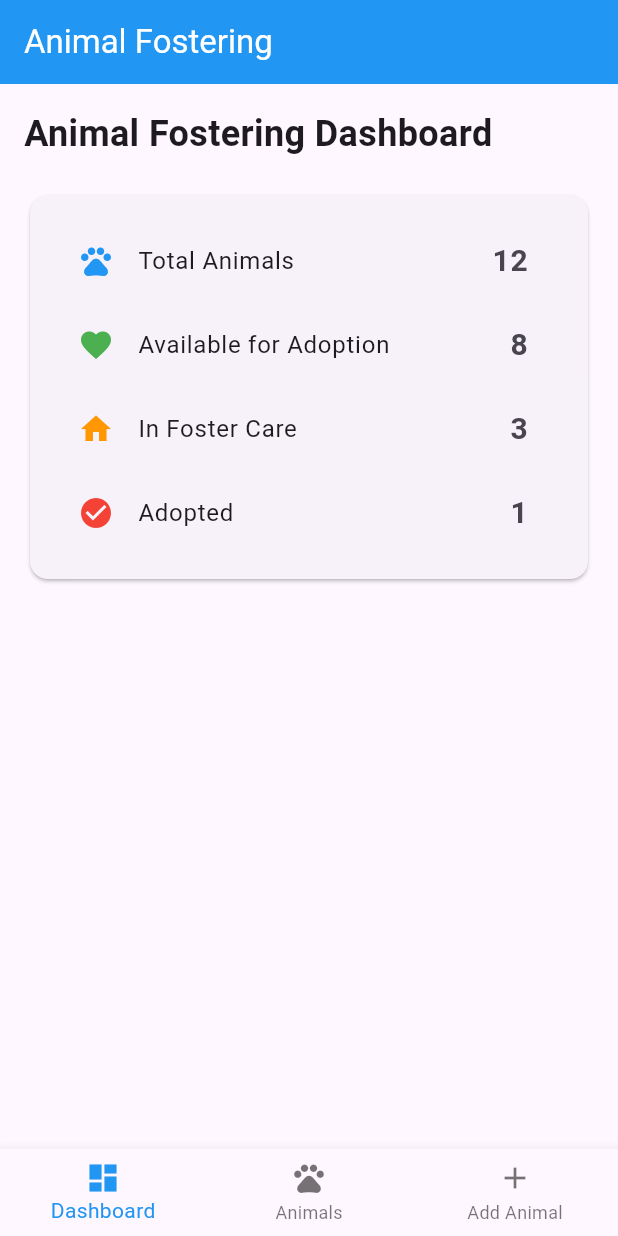
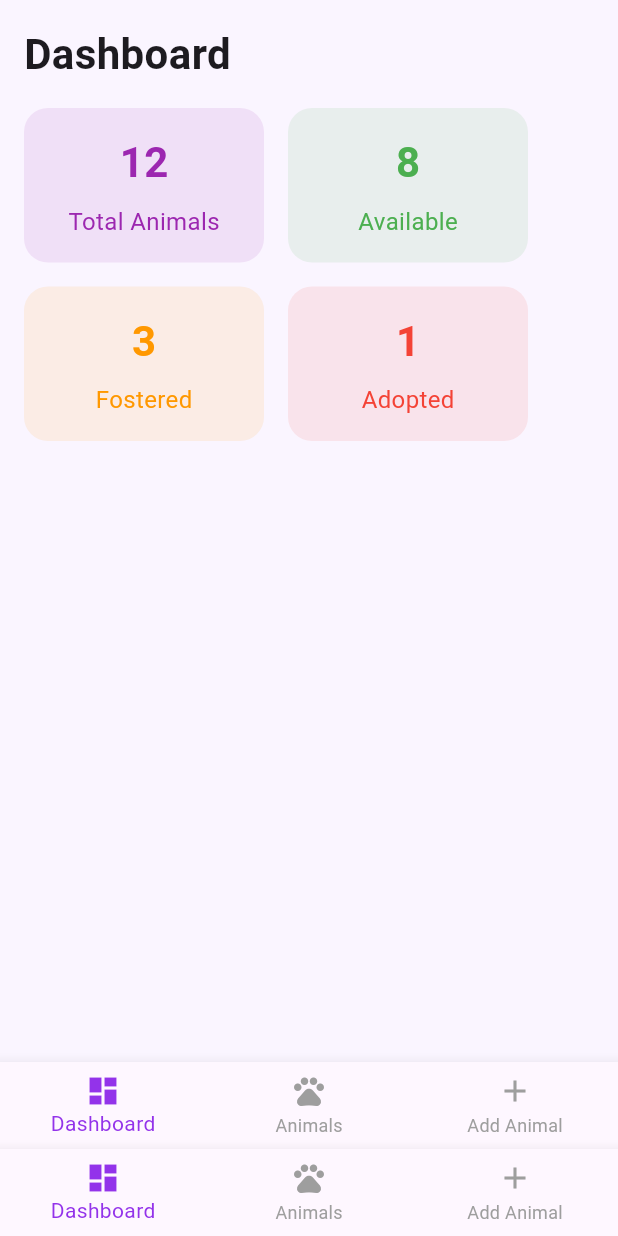
Before and after one commit to nevee7/MobileApplicationProject, a Flutter app: the screen it shows after launch, on a phone screen of 412 x 824 dp. Run offline on Flutter 3.47's test engine with Material 3 defaults, Android fonts, the light colour scheme and no system bars; our stand-ins replace google_fonts.

```diff
--- a/animal_fostering_app/lib/main.dart
+++ b/animal_fostering_app/lib/main.dart
@@ -1,21 +1,80 @@
 import 'package:flutter/material.dart';
+import 'package:google_fonts/google_fonts.dart';
 import 'screens/dashboard_screen.dart';
+import 'screens/animal_list_screen.dart';
+import 'screens/add_animal_screen.dart';
 
 void main() {
-  runApp(AnimalFosteringApp());
+  runApp(const AnimalFosteringApp());
 }
 
 class AnimalFosteringApp extends StatelessWidget {
+  const AnimalFosteringApp({super.key});
+
   @override
   Widget build(BuildContext context) {
     return MaterialApp(
-      title: 'Animal Fostering App',
+      title: 'PawsConnect',
+      debugShowCheckedModeBanner: false,
       theme: ThemeData(
-        primarySwatch: Colors.blue,
-        visualDensity: VisualDensity.adaptivePlatformDensity,
+        primaryColor: const Color(0xFF9333EA),
+        scaffoldBackgroundColor: const Color(0xFFFAF5FF),
+        textTheme: GoogleFonts.robotoTextTheme(),
+        appBarTheme: const AppBarTheme(
+          backgroundColor: Color(0xFF9333EA),
+          foregroundColor: Colors.white,
+          elevation: 4,
+        ),
+        cardTheme: const CardThemeData(
+          shape: RoundedRectangleBorder(
+            borderRadius: BorderRadius.all(Radius.circular(16)),
+          ),
+          elevation: 6,
+        ),
+        floatingActionButtonTheme: const FloatingActionButtonThemeData(
+          backgroundColor: Color(0xFF7C3AED),
+        ),
       ),
-      home: DashboardScreen(), // Removed 'const'
-      debugShowCheckedModeBanner: false,
+      home: const MainScreen(),
     );
   }
 }
+
+class MainScreen extends StatefulWidget {
+  const MainScreen({super.key});
+
+  @override
+  State<MainScreen> createState() => _MainScreenState();
+}
+
+class _MainScreenState extends State<MainScreen> {
+  int _selectedIndex = 0;
+
+  static final List<Widget> _widgetOptions = <Widget>[
+    const DashboardScreen(),
+    const AnimalListScreen(),
+    const AddAnimalScreen(),
+  ];
+
+  void _onItemTapped(int index) {
+    setState(() => _selectedIndex = index);
+  }
+
+  @override
+  Widget build(BuildContext context) {
+    return Scaffold(
+      body: _widgetOptions[_selectedIndex],
+      bottomNavigationBar: BottomNavigationBar(
+        currentIndex: _selectedIndex,
+        selectedItemColor: const Color(0xFF9333EA),
+        unselectedItemColor: Colors.grey,
+        onTap: _onItemTapped,
+        items: const [
+          BottomNavigationBarItem(icon: Icon(Icons.dashboard), label: 'Dashboard'),
+          BottomNavigationBarItem(icon: Icon(Icons.pets), label: 'Animals'),
+          BottomNavigationBarItem(icon: Icon(Icons.add), label: 'Add Animal'),
+        ],
+      ),
+    );
+  }
+}
--- a/animal_fostering_app/lib/models/animal.dart
+++ b/animal_fostering_app/lib/models/animal.dart
@@ -1,55 +1,67 @@
 class Animal {
-  final int? id;
+  final int id;
   final String name;
   final String species;
   final String breed;
   final int age;
+  final String gender;
+  final String? size;
   final String description;
-  final String imageUrl;
+  final String? medicalNotes;
   final String status;
+  final String? imageUrl;
+  final int? shelterId;
   final DateTime createdAt;
   final DateTime updatedAt;
 
   Animal({
-    this.id,
+    required this.id,
     required this.name,
     required this.species,
     required this.breed,
     required this.age,
+    required this.gender,
+    this.size,
     required this.description,
-    required this.imageUrl,
+    this.medicalNotes,
     required this.status,
+    this.imageUrl,
+    this.shelterId,
     required this.createdAt,
     required this.updatedAt,
   });
 
-  factory Animal.fromJson(Map<String, dynamic> json) {
-    return Animal(
-      id: json['id'],
-      name: json['name'],
-      species: json['species'],
-      breed: json['breed'],
-      age: json['age'],
-      description: json['description'],
-      imageUrl: json['imageUrl'] ?? '',
-      status: json['status'],
-      createdAt: DateTime.parse(json['createdAt']),
-      updatedAt: DateTime.parse(json['updatedAt']),
-    );
-  }
+  factory Animal.fromJson(Map<String, dynamic> json) => Animal(
+        id: json['Id'] ?? 0,
+        name: json['Name'] ?? '',
+        species: json['Species'] ?? '',
+        breed: json['Breed'] ?? '',
+        age: json['Age'] ?? 0,
+        gender: json['Gender'] ?? 'Unknown',
+        size: json['Size'], // nullable
+        description: json['Description'] ?? '',
+        medicalNotes: json['MedicalNotes'], // nullable
+        status: json['Status'] ?? 'available',
+        imageUrl: json['ImageUrl'], // nullable
+        shelterId: json['ShelterId'], // nullable int
+        createdAt: DateTime.parse(json['CreatedAt'] ?? DateTime.now().toIso8601String()),
+        updatedAt: DateTime.parse(json['UpdatedAt'] ?? DateTime.now().toIso8601String()),
+      );
 
-  Map<String, dynamic> toJson() {
-    return {
-      'id': id,
-      'name': name,
-      'species': species,
-      'breed': breed,
-      'age': age,
-      'description': description,
-      'imageUrl': imageUrl,
-      'status': status,
-      'createdAt': createdAt.toIso8601String(),
-      'updatedAt': updatedAt.toIso8601String(),
-    };
-  }
+  Map<String, dynamic> toJson() => {
+        'Id': id,
+        'Name': name,
+        'Species': species,
+        'Breed': breed,
+        'Age': age,
+        'Gender': gender,
+        'Size': size,
+        'Description': description,
+        'MedicalNotes': medicalNotes,
+        'Status': status,
+        'ImageUrl': imageUrl,
+        'ShelterId': shelterId,
+        'CreatedAt': createdAt.toIso8601String(),
+        'UpdatedAt': updatedAt.toIso8601String(),
+      };
 }
--- /dev/null
+++ b/animal_fostering_app/lib/models/user.dart
@@ -0,0 +1,6 @@
+class User {
+  final String email;
+  final bool isAdmin;
+
+  User({required this.email, required this.isAdmin});
+}
--- a/animal_fostering_app/lib/screens/animal_list_screen.dart
+++ b/animal_fostering_app/lib/screens/animal_list_screen.dart
@@ -1,90 +1,58 @@
 import 'package:flutter/material.dart';
 import '../models/animal.dart';
 import '../services/api_service.dart';
+import '../widgets/animal_card.dart';
 
 class AnimalListScreen extends StatefulWidget {
   const AnimalListScreen({super.key});
 
   @override
-  _AnimalListScreenState createState() => _AnimalListScreenState();
+  State<AnimalListScreen> createState() => _AnimalListScreenState();
 }
 
 class _AnimalListScreenState extends State<AnimalListScreen> {
-  late Future<List<Animal>> futureAnimals;
+  late Future<List<Animal>> _animalsFuture;
 
   @override
   void initState() {
     super.initState();
-    futureAnimals = ApiService.getAnimals();
-  }
-
-  void _refreshAnimals() {
-    setState(() {
-      futureAnimals = ApiService.getAnimals();
-    });
+    _animalsFuture = ApiService.getAnimals();
   }
 
   @override
   Widget build(BuildContext context) {
     return Scaffold(
+      appBar: AppBar(title: const Text('Animals')),
       body: FutureBuilder<List<Animal>>(
-        future: futureAnimals,
+        future: _animalsFuture,
         builder: (context, snapshot) {
           if (snapshot.connectionState == ConnectionState.waiting) {
             return const Center(child: CircularProgressIndicator());
           } else if (snapshot.hasError) {
             return Center(child: Text('Error: ${snapshot.error}'));
           } else if (!snapshot.hasData || snapshot.data!.isEmpty) {
-            return const Center(child: Text('No animals found'));
+            return const Center(child: Text('No animals found.'));
           }
 
+          final animals = snapshot.data!;
+
           return ListView.builder(
-            itemCount: snapshot.data!.length,
+            itemCount: animals.length,
             itemBuilder: (context, index) {
-              Animal animal = snapshot.data![index];
-              return Card(
-                margin: const EdgeInsets.symmetric(horizontal: 16, vertical: 8),
-                child: ListTile(
-                  leading: CircleAvatar(
-                    backgroundImage: animal.imageUrl.isNotEmpty
-                        ? NetworkImage(animal.imageUrl)
-                        : const AssetImage('assets/default_animal.png') as ImageProvider,
-                  ),
-                  title: Text(animal.name),
-                  subtitle: Text('${animal.species} • ${animal.breed} • ${animal.age} years'),
-                  trailing: Chip(
-                    label: Text(
-                      animal.status,
-                      style: const TextStyle(color: Colors.white),
-                    ),
-                    backgroundColor: _getStatusColor(animal.status),
-                  ),
-                  onTap: () {
-                    // Navigate to animal details
-                  },
-                ),
+              final animal = animals[index];
+              return AnimalCard(
+                animal: animal,
+                onTap: () {
+                  // Optional: navigate to animal details page
+                  ScaffoldMessenger.of(context).showSnackBar(
+                    SnackBar(content: Text('Clicked on ${animal.name}')),
+                  );
+                },
               );
             },
           );
         },
       ),
-      floatingActionButton: FloatingActionButton(
-        onPressed: _refreshAnimals,
-        child: const Icon(Icons.refresh),
-      ),
     );
   }
-
-  Color _getStatusColor(String status) {
-    switch (status.toLowerCase()) {
-      case 'available':
-        return Colors.green;
-      case 'fostered':
-        return Colors.orange;
-      case 'adopted':
-        return Colors.red;
-      default:
-        return Colors.grey;
-    }
-  }
 }
--- a/animal_fostering_app/lib/screens/dashboard_screen.dart
+++ b/animal_fostering_app/lib/screens/dashboard_screen.dart
@@ -3,106 +3,90 @@ import 'animal_list_screen.dart';
 import 'add_animal_screen.dart';
 
 class DashboardScreen extends StatefulWidget {
-  const DashboardScreen({super.key});
+  final bool isAdmin;
+  const DashboardScreen({super.key, this.isAdmin = false});
 
   @override
-  _DashboardScreenState createState() => _DashboardScreenState();
+  State<DashboardScreen> createState() => _DashboardScreenState();
 }
 
 class _DashboardScreenState extends State<DashboardScreen> {
   int _selectedIndex = 0;
 
-  static final List<Widget> _widgetOptions = <Widget>[
-    DashboardHome(),
-    AnimalListScreen(),
-    AddAnimalScreen(),
-  ];
+  late final List<Widget> _pages;
+
+  @override
+  void initState() {
+    super.initState();
+    _pages = [
+      DashboardHome(),
+      const AnimalListScreen(),
+      const AddAnimalScreen(),
+    ];
+  }
 
   void _onItemTapped(int index) {
-    setState(() {
-      _selectedIndex = index;
-    });
+    setState(() => _selectedIndex = index);
   }
 
   @override
   Widget build(BuildContext context) {
     return Scaffold(
-      appBar: AppBar(
-        title: const Text('Animal Fostering'),
-        backgroundColor: Colors.blue,
-        foregroundColor: Colors.white,
-      ),
-      body: _widgetOptions.elementAt(_selectedIndex),
+      body: _pages[_selectedIndex],
       bottomNavigationBar: BottomNavigationBar(
-        items: const <BottomNavigationBarItem>[
-          BottomNavigationBarItem(
-            icon: Icon(Icons.dashboard),
-            label: 'Dashboard',
-          ),
-          BottomNavigationBarItem(
-            icon: Icon(Icons.pets),
-            label: 'Animals',
-          ),
-          BottomNavigationBarItem(
-            icon: Icon(Icons.add),
-            label: 'Add Animal',
-          ),
+        currentIndex: _selectedIndex,
+        selectedItemColor: const Color(0xFF9333EA),
+        unselectedItemColor: Colors.grey,
+        onTap: _onItemTapped,
+        items: const [
+          BottomNavigationBarItem(icon: Icon(Icons.dashboard), label: 'Dashboard'),
+          BottomNavigationBarItem(icon: Icon(Icons.pets), label: 'Animals'),
+          BottomNavigationBarItem(icon: Icon(Icons.add), label: 'Add Animal'),
         ],
-        currentIndex: _selectedIndex,
-        selectedItemColor: Colors.blue,
-        onTap: _onItemTapped,
       ),
     );
   }
 }
 
 class DashboardHome extends StatelessWidget {
-  const DashboardHome({super.key});
-
   @override
   Widget build(BuildContext context) {
-    return const Padding(
-      padding: EdgeInsets.all(16.0),
-      child: Column(
-        crossAxisAlignment: CrossAxisAlignment.start,
+    return Padding(
+      padding: const EdgeInsets.all(16),
+      child: ListView(
         children: [
-          Text(
-            'Animal Fostering Dashboard',
-            style: TextStyle(fontSize: 24, fontWeight: FontWeight.bold),
-          ),
-          SizedBox(height: 20),
-          // Add dashboard statistics here
-          Card(
-            child: Padding(
-              padding: EdgeInsets.all(16.0),
-              child: Column(
-                children: [
-                  ListTile(
-                    leading: Icon(Icons.pets, color: Colors.blue),
-                    title: Text('Total Animals'),
-                    trailing: Text('12', style: TextStyle(fontSize: 20, fontWeight: FontWeight.bold)),
-                  ),
-                  ListTile(
-                    leading: Icon(Icons.favorite, color: Colors.green),
-                    title: Text('Available for Adoption'),
-                    trailing: Text('8', style: TextStyle(fontSize: 20, fontWeight: FontWeight.bold)),
-                  ),
-                  ListTile(
-                    leading: Icon(Icons.home, color: Colors.orange),
-                    title: Text('In Foster Care'),
-                    trailing: Text('3', style: TextStyle(fontSize: 20, fontWeight: FontWeight.bold)),
-                  ),
-                  ListTile(
-                    leading: Icon(Icons.check_circle, color: Colors.red),
-                    title: Text('Adopted'),
-                    trailing: Text('1', style: TextStyle(fontSize: 20, fontWeight: FontWeight.bold)),
-                  ),
-                ],
-              ),
-            ),
+          const Text("Dashboard", style: TextStyle(fontSize: 28, fontWeight: FontWeight.bold)),
+          const SizedBox(height: 16),
+          Wrap(
+            spacing: 16,
+            runSpacing: 16,
+            children: [
+              _buildStatCard("Total Animals", "12", Colors.purple),
+              _buildStatCard("Available", "8", Colors.green),
+              _buildStatCard("Fostered", "3", Colors.orange),
+              _buildStatCard("Adopted", "1", Colors.red),
+            ],
           ),
         ],
       ),
     );
   }
+
+  Widget _buildStatCard(String title, String value, Color color) {
+    return Container(
+      width: 160,
+      padding: const EdgeInsets.all(16),
+      decoration: BoxDecoration(
+        color: color.withOpacity(0.1),
+        borderRadius: BorderRadius.circular(16),
+      ),
+      child: Column(
+        children: [
+          Text(value, style: TextStyle(fontSize: 28, fontWeight: FontWeight.bold, color: color)),
+          const SizedBox(height: 8),
+          Text(title, style: TextStyle(fontSize: 16, color: color)),
+        ],
+      ),
+    );
+  }
 }
--- a/animal_fostering_app/lib/services/api_service.dart
+++ b/animal_fostering_app/lib/services/api_service.dart
@@ -3,60 +3,36 @@ import 'package:http/http.dart' as http;
 import '../models/animal.dart';
 
 class ApiService {
-  static const String baseUrl = 'http://localhost:5000/api';
+  static const String baseUrl = 'http://10.0.2.2:5000/api'; // your backend URL
 
+  // CREATE a new animal
+  static Future<bool> createAnimal(Animal animal) async {
+    final url = Uri.parse('$baseUrl/animals');
+    final response = await http.post(
+      url,
+      headers: {'Content-Type': 'application/json'},
+      body: jsonEncode(animal.toJson()),
+    );
+
+    if (response.statusCode == 201 || response.statusCode == 200) {
+      return true;
+    } else {
+      print('Failed to create animal: ${response.statusCode}');
+      print('Response body: ${response.body}');
+      return false;
+    }
+  }
+
+  // Optional: fetch all animals
   static Future<List<Animal>> getAnimals() async {
-    final response = await http.get(Uri.parse('$baseUrl/animals'));
+    final url = Uri.parse('$baseUrl/animals');
+    final response = await http.get(url);
 
     if (response.statusCode == 200) {
-      List<dynamic> body = json.decode(response.body);
-      return body.map((dynamic item) => Animal.fromJson(item)).toList();
+      final List data = jsonDecode(response.body);
+      return data.map((json) => Animal.fromJson(json)).toList();
     } else {
       throw Exception('Failed to load animals');
     }
   }
-
-  static Future<Animal> getAnimal(int id) async {
-    final response = await http.get(Uri.parse('$baseUrl/animals/$id'));
-
-    if (response.statusCode == 200) {
-      return Animal.fromJson(json.decode(response.body));
-    } else {
-      throw Exception('Failed to load animal');
-    }
-  }
-
-  static Future<Animal> createAnimal(Animal animal) async {
-    final response = await http.post(
-      Uri.parse('$baseUrl/animals'),
-      headers: {'Content-Type': 'application/json'},
-      body: json.encode(animal.toJson()),
-    );
-
-    if (response.statusCode == 201) {
-      return Animal.fromJson(json.decode(response.body));
-    } else {
-      throw Exception('Failed to create animal');
-    }
-  }
-
-  static Future<void> updateAnimal(Animal animal) async {
-    final response = await http.put(
-      Uri.parse('$baseUrl/animals/${animal.id}'),
-      headers: {'Content-Type': 'application/json'},
-      body: json.encode(animal.toJson()),
-    );
-
-    if (response.statusCode != 204) {
-      throw Exception('Failed to update animal');
-    }
-  }
-
-  static Future<void> deleteAnimal(int id) async {
-    final response = await http.delete(Uri.parse('$baseUrl/animals/$id'));
-
-    if (response.statusCode != 204) {
-      throw Exception('Failed to delete animal');
-    }
-  }
 }
--- a/animal_fostering_app/pubspec.yaml
+++ b/animal_fostering_app/pubspec.yaml
@@ -10,10 +10,13 @@ environment:
 dependencies:
   flutter:
     sdk: flutter
-  http: ^1.1.0  # ← ADD THIS LINE
+  http: ^1.1.0
   provider: ^6.1.1
   image_picker: ^1.0.4
   shared_preferences: ^2.2.2
+  cached_network_image: ^3.2.3
+  google_fonts: ^5.0.0
+  shimmer: ^2.0.0
 
 dev_dependencies:
   flutter_test:
```
Also changed, not shown: animal_fostering_app/lib/models/shelter.dart (added, +37 -0 lines), animal_fostering_app/lib/screens/add_animal_screen.dart (+24 -107 lines), animal_fostering_app/lib/screens/login_screen.dart (added, +75 -0 lines), animal_fostering_app/lib/widgets/animal_card.dart (added, +58 -0 lines), animal_fostering_app/pubspec.lock, 2 other files.
